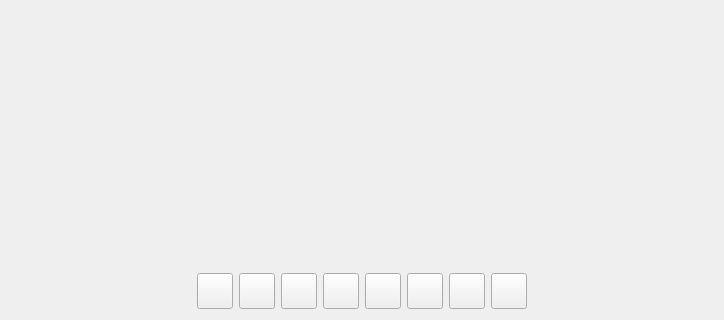
This is videooverlay.ui in savoirfairelinux/jami-client-windows as Qt 5 draws it before an edit; both pictures show x 0 to 724 and y 220 to 540 of the 724 by 540 pixel window. The edited form follows.
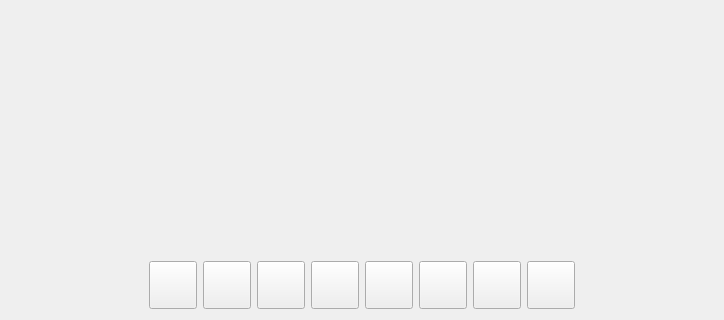
This is the edited form.

Patch:
```diff
--- a/videooverlay.ui
+++ b/videooverlay.ui
@@ -71,14 +71,14 @@
     <widget class="QPushButton" name="addPersonButton">
      <property name="minimumSize">
       <size>
-       <width>36</width>
-       <height>36</height>
+       <width>48</width>
+       <height>48</height>
       </size>
      </property>
      <property name="maximumSize">
       <size>
-       <width>36</width>
-       <height>36</height>
+       <width>48</width>
+       <height>48</height>
       </size>
      </property>
      <property name="text">
@@ -96,14 +96,14 @@
      </property>
      <property name="minimumSize">
       <size>
-       <width>36</width>
-       <height>36</height>
+       <width>48</width>
+       <height>48</height>
       </size>
      </property>
      <property name="maximumSize">
       <size>
-       <width>36</width>
-       <height>36</height>
+       <width>48</width>
+       <height>48</height>
       </size>
      </property>
      <property name="text">
@@ -118,14 +118,14 @@
     <widget class="QPushButton" name="transferButton">
      <property name="minimumSize">
       <size>
-       <width>36</width>
-       <height>36</height>
+       <width>48</width>
+       <height>48</height>
       </size>
      </property>
      <property name="maximumSize">
       <size>
-       <width>36</width>
-       <height>36</height>
+       <width>48</width>
+       <height>48</height>
       </size>
      </property>
      <property name="text">
@@ -137,14 +137,14 @@
     <widget class="QPushButton" name="holdButton">
      <property name="minimumSize">
       <size>
-       <width>36</width>
-       <height>36</height>
+       <width>48</width>
+       <height>48</height>
       </size>
      </property>
      <property name="maximumSize">
       <size>
-       <width>36</width>
-       <height>36</height>
+       <width>48</width>
+       <height>48</height>
       </size>
      </property>
      <property name="text">
@@ -159,14 +159,14 @@
     <widget class="QPushButton" name="chatButton">
      <property name="minimumSize">
       <size>
-       <width>36</width>
-       <height>36</height>
+       <width>48</width>
+       <height>48</height>
       </size>
      </property>
      <property name="maximumSize">
       <size>
-       <width>36</width>
-       <height>36</height>
+       <width>48</width>
+       <height>48</height>
       </size>
      </property>
      <property name="text">
@@ -197,14 +197,14 @@
      </property>
      <property name="minimumSize">
       <size>
-       <width>36</width>
-       <height>36</height>
+       <width>48</width>
+       <height>48</height>
       </size>
      </property>
      <property name="maximumSize">
       <size>
-       <width>36</width>
-       <height>36</height>
+       <width>48</width>
+       <height>48</height>
       </size>
      </property>
      <property name="text">
@@ -263,14 +263,14 @@
     <widget class="QPushButton" name="joinButton">
      <property name="minimumSize">
       <size>
-       <width>36</width>
-       <height>36</height>
+       <width>48</width>
+       <height>48</height>
       </size>
      </property>
      <property name="maximumSize">
       <size>
-       <width>36</width>
-       <height>36</height>
+       <width>48</width>
+       <height>48</height>
       </size>
      </property>
      <property name="text">
@@ -295,14 +295,14 @@
     <widget class="QPushButton" name="hangupButton">
      <property name="minimumSize">
       <size>
-       <width>36</width>
-       <height>36</height>
+       <width>48</width>
+       <height>48</height>
       </size>
      </property>
      <property name="maximumSize">
       <size>
-       <width>36</width>
-       <height>36</height>
+       <width>48</width>
+       <height>48</height>
       </size>
      </property>
      <property name="text">
```
Left out of the diff: 24 changed lines with no effect on the pictures.
